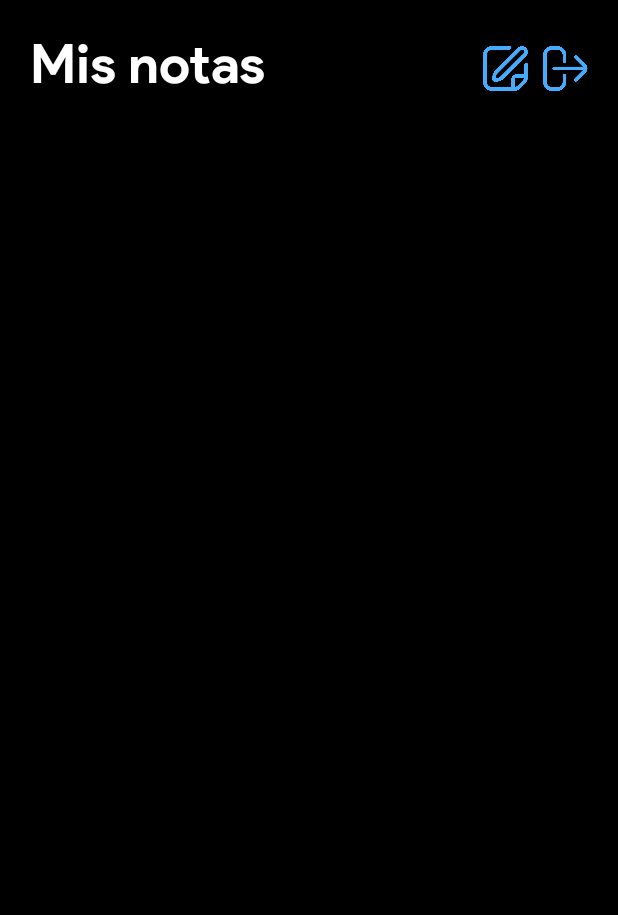
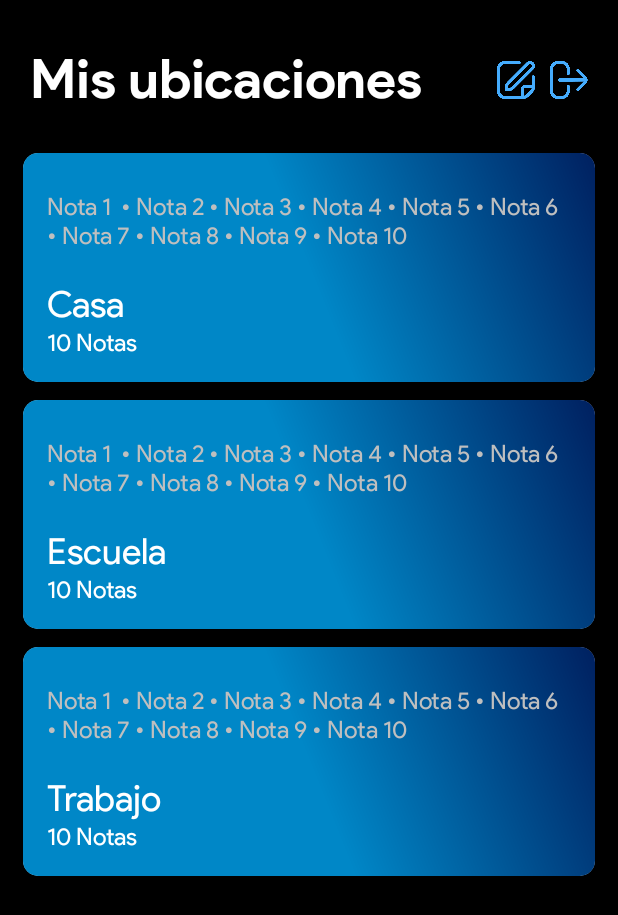
Before and after one commit to javierorozco2/Note2Go, an Android app: the ubicaciones screen opened directly, with no data from a screen before it, on a phone screen of 412 x 824 dp. Shown: the top 915 px of the screen. Run offline under Robolectric (Android 15) with nearby library versions, the phone set to English and light mode, and no system bars.

Commit message:
ubicaciones completo

```diff
--- a/app/src/main/java/com/edoz/note2go/ListAdapter.java
+++ b/app/src/main/java/com/edoz/note2go/ListAdapter.java
@@ -4,6 +4,7 @@ import android.content.Context;
 import android.view.LayoutInflater;
 import android.view.View;
 import android.view.ViewGroup;
+import android.widget.TextView;
 
 import androidx.annotation.NonNull;
 import androidx.recyclerview.widget.RecyclerView;
@@ -39,15 +40,25 @@ public class ListAdapter extends RecyclerView.Adapter<ListAdapter.ViewHolder> {
 
     public void setItems(List<ListElement> items){ mData = items; }
 
-    public class ViewHolder extends  RecyclerView.ViewHolder{
+
+    //Aqui van los datos
+    public class ViewHolder extends RecyclerView.ViewHolder{
+
+        TextView nombre, cantidad, notas;
 
         public ViewHolder(@NonNull View itemView) {
             super(itemView);
+            nombre = itemView.findViewById(R.id.ubicaciontitulo);
+            cantidad = itemView.findViewById(R.id.notasnumero);
+            notas = itemView.findViewById(R.id.notastitulos);
         }
 
-        void bindData(final ListElement item){
+        void binData(final ListElement item){
+            nombre.setText(item.getNombre());
+            cantidad.setText(item.getCantidad());
+            notas.setText(item.getListas());
+        }
 
-        }
     }
 
 
--- a/app/src/main/java/com/edoz/note2go/ubicaciones.java
+++ b/app/src/main/java/com/edoz/note2go/ubicaciones.java
@@ -2,20 +2,39 @@ package com.edoz.note2go;
 
 import androidx.appcompat.app.AppCompatActivity;
 import androidx.appcompat.widget.Toolbar;
+import androidx.recyclerview.widget.LinearLayoutManager;
+import androidx.recyclerview.widget.RecyclerView;
 
 import android.os.Bundle;
 
+import java.util.ArrayList;
+import java.util.List;
+
 public class ubicaciones extends AppCompatActivity {
 
+    List<ListElement> elements;
     Toolbar toolbar;
     @Override
     protected void onCreate(Bundle savedInstanceState) {
         super.onCreate(savedInstanceState);
         setContentView(R.layout.activity_ubicaciones);
 
-        toolbar = findViewById(R.id.toolbar);
-        setSupportActionBar(toolbar); //Colocar el toolbar
-        getSupportActionBar().setTitle("Mis notas"); //Titulo del toolbar
-        getSupportActionBar().setDisplayHomeAsUpEnabled(true);
+
+        crearCardUbicaciones();
+    }
+
+    public void crearCardUbicaciones() {
+        elements = new ArrayList<>();
+
+        // Nombre de ubicacion, cantidad de notas, listas dentro de ella
+        elements.add(new ListElement("Casa","10 Notas","Nota 1  • Nota 2 • Nota 3 • Nota 4 • Nota 5 • Nota 6 • Nota 7 • Nota 8 • Nota 9 • Nota 10 \n"));
+        elements.add(new ListElement("Escuela","10 Notas","Nota 1  • Nota 2 • Nota 3 • Nota 4 • Nota 5 • Nota 6 • Nota 7 • Nota 8 • Nota 9 • Nota 10 \n"));
+        elements.add(new ListElement("Trabajo","10 Notas","Nota 1  • Nota 2 • Nota 3 • Nota 4 • Nota 5 • Nota 6 • Nota 7 • Nota 8 • Nota 9 • Nota 10 \n"));
+
+        ListAdapter listAdapter = new ListAdapter(elements,this);
+        RecyclerView rv = findViewById(R.id.rv);
+        rv.setHasFixedSize(true);
+        rv.setLayoutManager(new LinearLayoutManager(this));
+        rv.setAdapter(listAdapter);
     }
 }
--- a/app/src/main/res/drawable/gradient.xml
+++ b/app/src/main/res/drawable/gradient.xml
@@ -3,6 +3,7 @@
 
     <gradient
         android:startColor="#0087C7"
+        android:centerColor="#0087C7"
         android:endColor="#002060"
         android:angle="45"
         />
--- a/app/src/main/res/layout/activity_main.xml
+++ b/app/src/main/res/layout/activity_main.xml
@@ -1,5 +1,5 @@
 <?xml version="1.0" encoding="utf-8"?>
-<androidx.coordinatorlayout.widget.CoordinatorLayout xmlns:android="http://schemas.android.com/apk/res/android"
+<RelativeLayout xmlns:android="http://schemas.android.com/apk/res/android"
     xmlns:app="http://schemas.android.com/apk/res-auto"
     xmlns:tools="http://schemas.android.com/tools"
     android:background="@color/black"
@@ -81,4 +81,4 @@
             android:id="@+id/gtRegister"/>
     </LinearLayout>
 
-</androidx.coordinatorlayout.widget.CoordinatorLayout>
+</RelativeLayout>
--- a/app/src/main/res/layout/activity_ubicaciones.xml
+++ b/app/src/main/res/layout/activity_ubicaciones.xml
@@ -18,30 +18,30 @@
         <TextView
             android:layout_width="wrap_content"
             android:layout_height="wrap_content"
-            android:text="Mis notas"
+            android:text="Mis ubicaciones"
             android:textColor="@color/white"
             android:textSize="36dp"
             android:fontFamily="@font/product_sans_bold"
-            android:layout_marginTop="20dp"/>
+            android:layout_marginTop="30dp"/>
 
         <LinearLayout
             android:layout_width="match_parent"
             android:layout_height="match_parent"
             android:gravity="right">
             <ImageView
-                android:layout_width="30dp"
-                android:layout_height="30dp"
+                android:layout_width="25dp"
+                android:layout_height="25dp"
                 android:layout_gravity = "bottom"
                 android:src="@drawable/edit"
-                android:layout_marginBottom="5dp"
+                android:layout_marginBottom="10dp"
                 android:layout_marginRight="10dp"/>
 
             <ImageView
-                android:layout_width="30dp"
-                android:layout_height="30dp"
+                android:layout_width="25dp"
+                android:layout_height="25dp"
                 android:layout_gravity = "bottom"
                 android:src="@drawable/sign_out_alt"
-                android:layout_marginBottom="5dp"/>
+                android:layout_marginBottom="10dp"/>
         </LinearLayout>
 
     </LinearLayout>
@@ -50,9 +50,10 @@
     <androidx.recyclerview.widget.RecyclerView
         android:layout_width="match_parent"
         android:layout_height="wrap_content"
-        android:layout_marginHorizontal="20dp"
         android:layout_below="@id/misnotasly"
-        android:id="@+id/list_element">
+        android:layout_marginHorizontal="10dp"
+        android:layout_marginTop="20dp"
+        android:id="@+id/rv">
 
     </androidx.recyclerview.widget.RecyclerView>
 
--- a/app/src/main/res/layout/card.xml
+++ b/app/src/main/res/layout/card.xml
@@ -5,7 +5,7 @@
     xmlns:app="http://schemas.android.com/apk/res-auto"
     android:id="@+id/cv"
     app:cardCornerRadius="10dp"
-    app:cardElevation="10dp"
+    app:cardElevation="0dp"
     app:cardUseCompatPadding="true">
 
     <LinearLayout
```
Also changed, not shown: app/src/main/java/com/edoz/note2go/MainActivity.java (+20 -12 lines).
